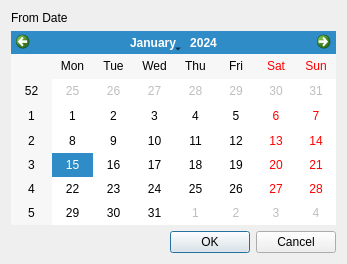
This is widget/form/loadhistorydialog.ui in qTox/qTox as Qt 5 draws it before an edit. The edited form follows.
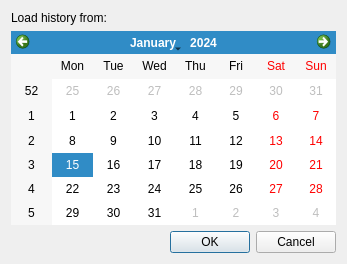
This is the edited form.

```diff
--- a/widget/form/loadhistorydialog.ui
+++ b/widget/form/loadhistorydialog.ui
@@ -17,7 +17,7 @@
    <item>
     <widget class="QLabel" name="fromLabel">
      <property name="text">
-      <string>From Date</string>
+      <string>Load history from:</string>
      </property>
     </widget>
    </item>
```
Left out of the diff: 3 changed lines with no effect on the pictures.
